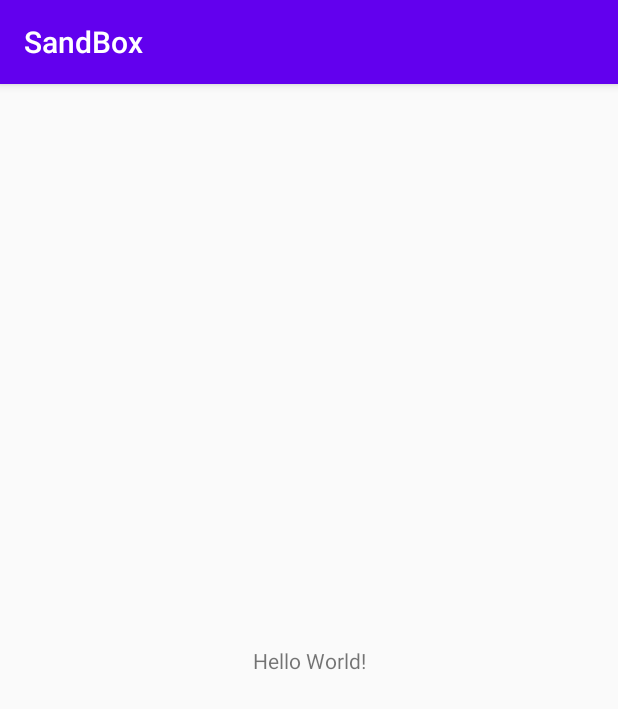
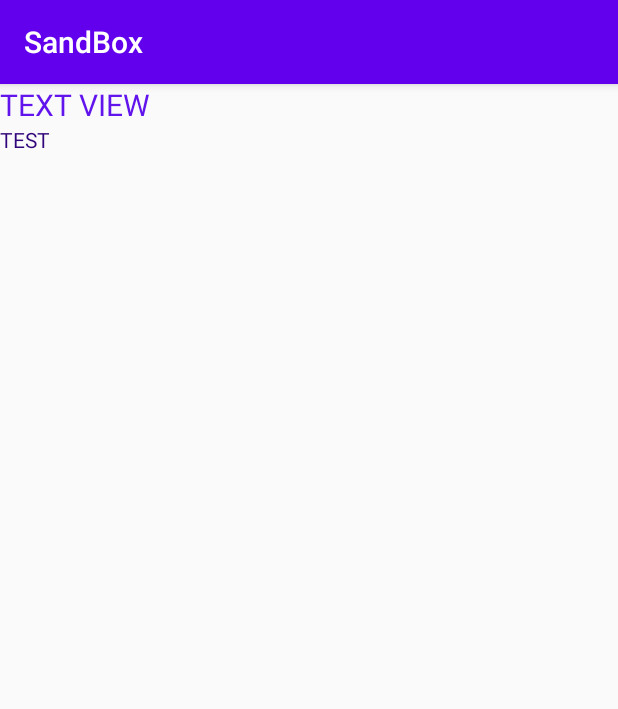
Before and after one commit to Nevaland/Android_SandBox, an Android app: the screen it shows after launch (MainActivity), on a phone screen of 412 x 824 dp. Shown: the top 709 px of the screen. Run offline under Robolectric (Android 15) with nearby library versions, the phone set to English and light mode, and no system bars.

Commit message:
Add text view

```diff
--- a/app/src/main/res/layout/activity_main.xml
+++ b/app/src/main/res/layout/activity_main.xml
@@ -1,18 +1,23 @@
 <?xml version="1.0" encoding="utf-8"?>
-<androidx.constraintlayout.widget.ConstraintLayout xmlns:android="http://schemas.android.com/apk/res/android"
+<LinearLayout xmlns:android="http://schemas.android.com/apk/res/android"
     xmlns:app="http://schemas.android.com/apk/res-auto"
     xmlns:tools="http://schemas.android.com/tools"
     android:layout_width="match_parent"
     android:layout_height="match_parent"
+    android:orientation="vertical"
     tools:context=".MainActivity">
 
+<!--    TextView-->
     <TextView
-        android:layout_width="wrap_content"
+        android:layout_width="match_parent"
         android:layout_height="wrap_content"
-        android:text="Hello World!"
-        app:layout_constraintBottom_toBottomOf="parent"
-        app:layout_constraintLeft_toLeftOf="parent"
-        app:layout_constraintRight_toRightOf="parent"
-        app:layout_constraintTop_toTopOf="parent" />
+        android:textColor="#6114EC"
+        android:textSize="20sp"
+        android:text="TEXT VIEW" />
+    <TextView
+        android:layout_width="match_parent"
+        android:layout_height="wrap_content"
+        android:textColor="#30067A"
+        android:text="TEST" />
 
-</androidx.constraintlayout.widget.ConstraintLayout>
+</LinearLayout>
```
